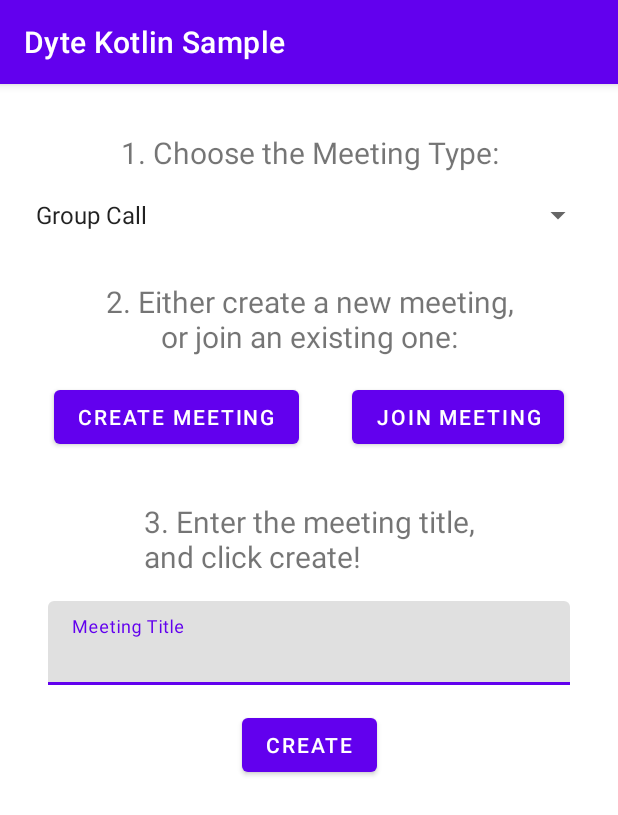
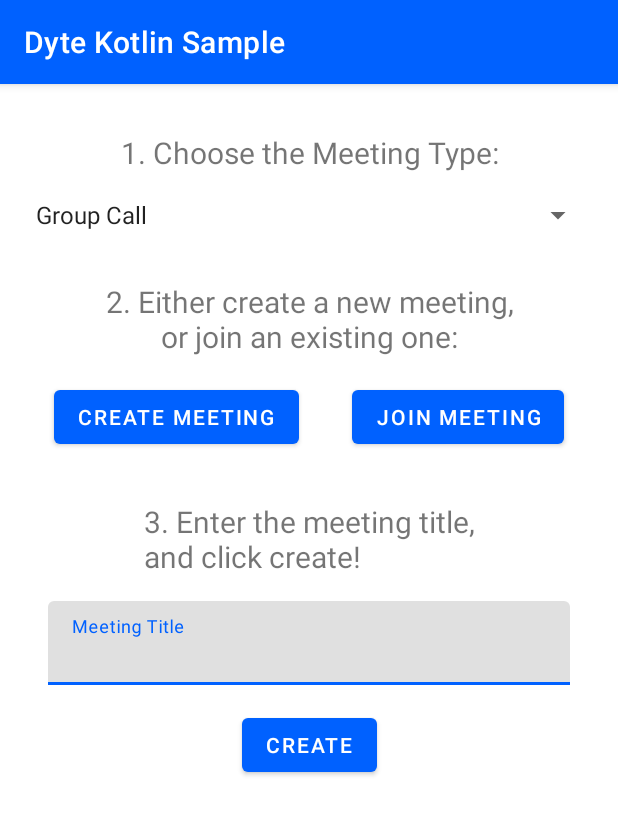
Before and after one commit to dyte-in/kotlin-sample-app, an Android app: the screen it shows after launch (MainActivity), on a phone screen of 412 x 824 dp. Shown: the top 815 px of the screen. Run offline under Robolectric (Android 15) with nearby library versions, the phone set to English and light mode, and no system bars; our stand-ins replace navigation-ui; libraries missing offline, so code that uses them is left out: com.dyteclientmobile.

Commit message:
feat: Change primary color to dyte blue

```diff
--- a/app/src/main/res/values/themes.xml
+++ b/app/src/main/res/values/themes.xml
@@ -2,7 +2,7 @@
     <!-- Base application theme. -->
     <style name="Theme.Dyte" parent="Theme.MaterialComponents.DayNight.DarkActionBar">
         <!-- Primary brand color. -->
-        <item name="colorPrimary">@color/purple_500</item>
+        <item name="colorPrimary">#0061FF</item>
         <item name="colorPrimaryVariant">@color/purple_700</item>
         <item name="colorOnPrimary">@color/white</item>
         <!-- Secondary brand color. -->
```
